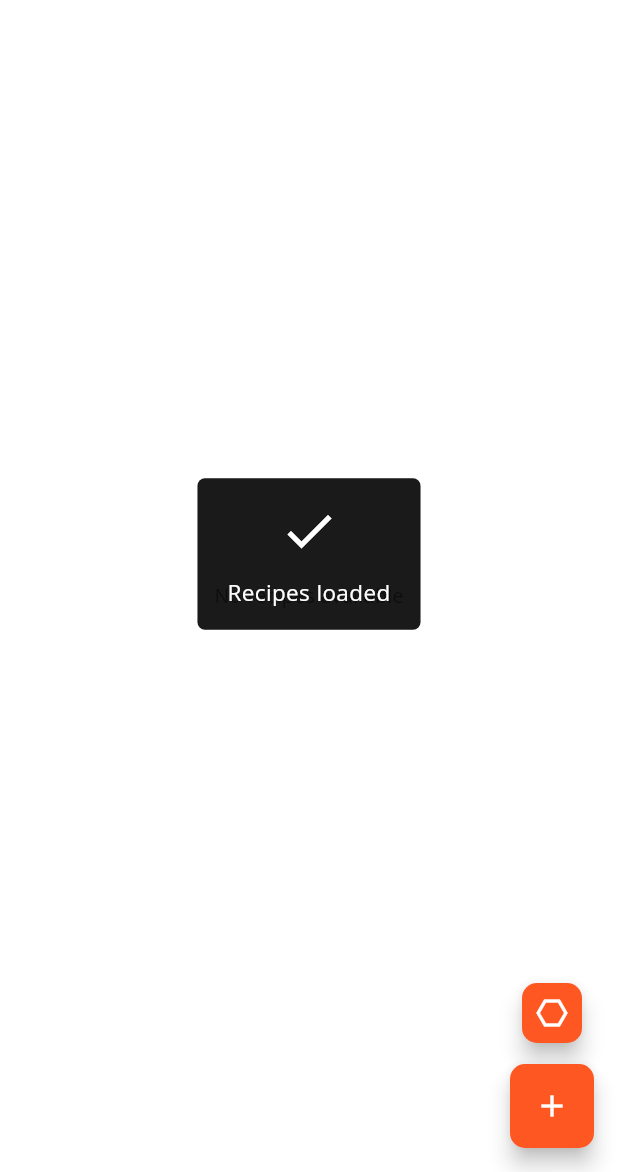
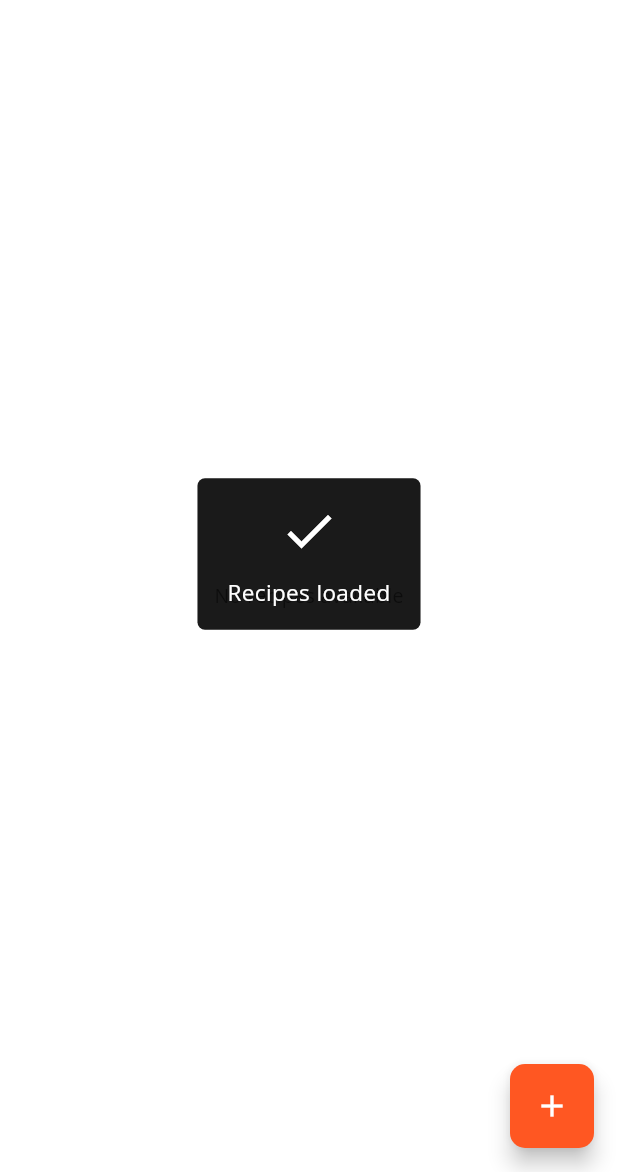
Before and after one commit to francids/the_recipes, a Flutter app: the first screen one second after launch, on a phone screen of 412 x 824 dp, the part 64-1236 px from its top. Run offline on Flutter 3.47's test engine with Material 3 defaults, Android fonts, the phone set to English and light mode, and no system bars; our stand-ins replace firebase_auth, firebase_core, flutter_easyloading, get, google_fonts, google_sign_in and 4 more; missing offline and left inert: material_dialogs; accounts and stored records are empty; generated files the repository leaves out were written again.

Commit message:
Eliminar el botón de acción flotante para la funcionalidad no disponible

```diff
--- a/lib/views/screens/inicial_screen.dart
+++ b/lib/views/screens/inicial_screen.dart
@@ -48,23 +48,23 @@ class InicialScreen extends StatelessWidget {
       floatingActionButton: Column(
         mainAxisAlignment: MainAxisAlignment.end,
         children: [
-          Tooltip(
-            message: "inicial_screen.fab_tooltip_ai".tr,
-            preferBelow: false,
-            child: FloatingActionButton.small(
-              onPressed: () {
-                Get.showSnackbar(
-                  GetSnackBar(
-                    title: "inicial_screen.snackbar_title_not_available".tr,
-                    message: "inicial_screen.snackbar_message_not_available".tr,
-                    duration: Duration(seconds: 1),
-                    snackPosition: SnackPosition.TOP,
-                  ),
-                );
-              },
-              child: const Icon(Icons.hexagon_outlined),
-            ),
-          ),
+          // Tooltip(
+          //   message: "inicial_screen.fab_tooltip_ai".tr,
+          //   preferBelow: false,
+          //   child: FloatingActionButton.small(
+          //     onPressed: () {
+          //       Get.showSnackbar(
+          //         GetSnackBar(
+          //           title: "inicial_screen.snackbar_title_not_available".tr,
+          //           message: "inicial_screen.snackbar_message_not_available".tr,
+          //           duration: Duration(seconds: 1),
+          //           snackPosition: SnackPosition.TOP,
+          //         ),
+          //       );
+          //     },
+          //     child: const Icon(Icons.hexagon_outlined),
+          //   ),
+          // ),
           const SizedBox(height: 10),
           Tooltip(
             message: "inicial_screen.fab_tooltip_add".tr,
```
